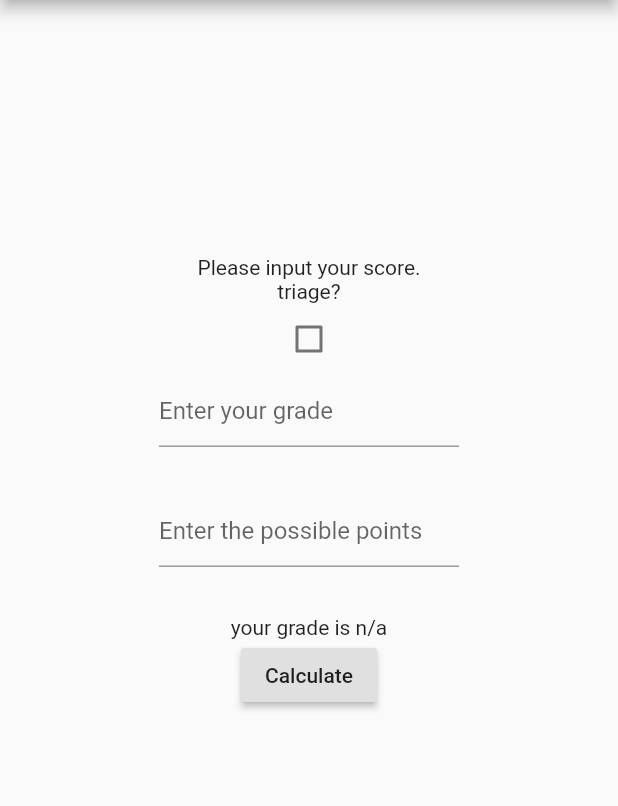
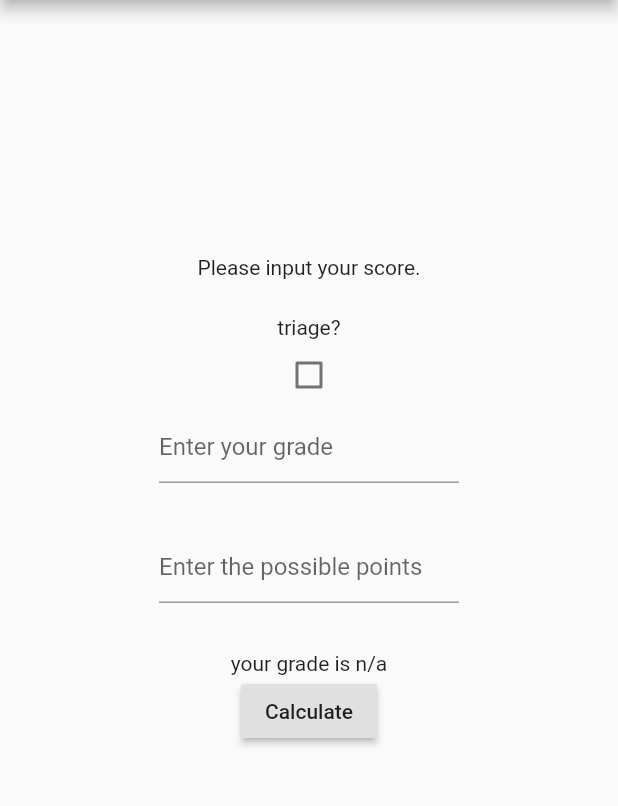
Before and after one commit to bsu-hci/MakeTheGrade, a Flutter app: the screen it shows after launch, on a phone screen of 412 x 824 dp, the part 84-890 px from its top. Run offline on Flutter 3.47's test engine with Material 2 defaults, Android fonts, the phone set to English and light mode, and no system bars.

Commit message:
Update main.dart

```diff
--- a/lib/main.dart
+++ b/lib/main.dart
@@ -96,6 +96,7 @@ class _MyStatefulWidgetState extends State<MyStatefulWidget> {
         children: [
           Padding(padding: EdgeInsets.all(85)),
           Text('Please input your score.'),
+          Padding(padding: EdgeInsets.all(12)),
           Text('triage?'),
           Checkbox(
             value: triage,
```
